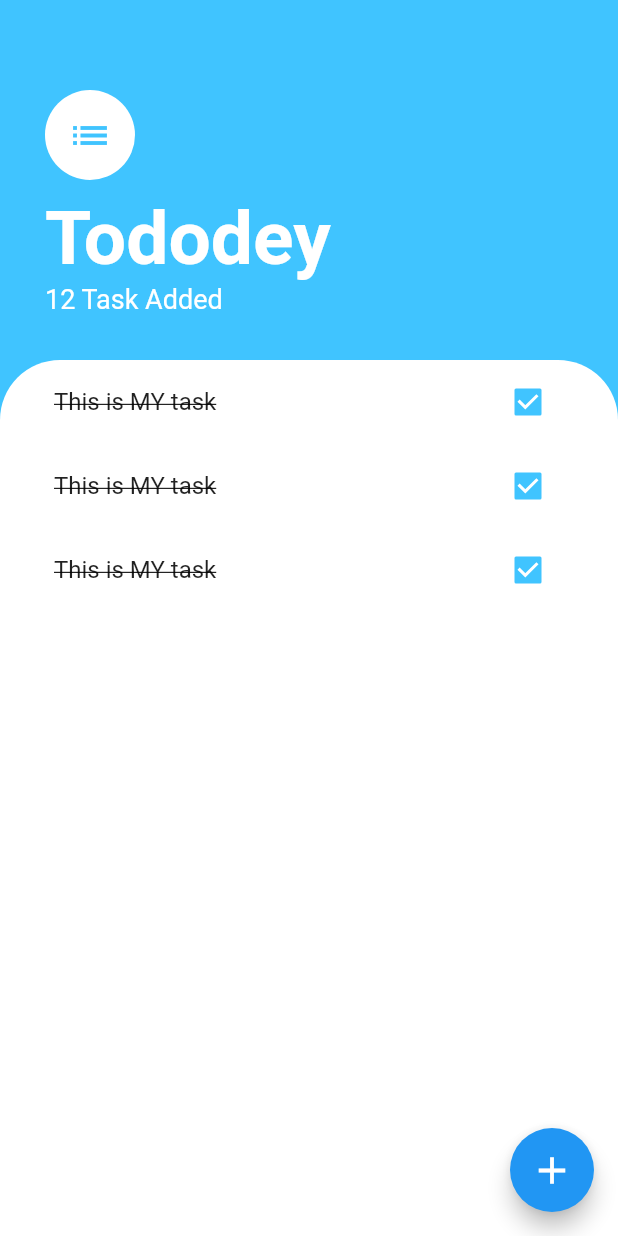
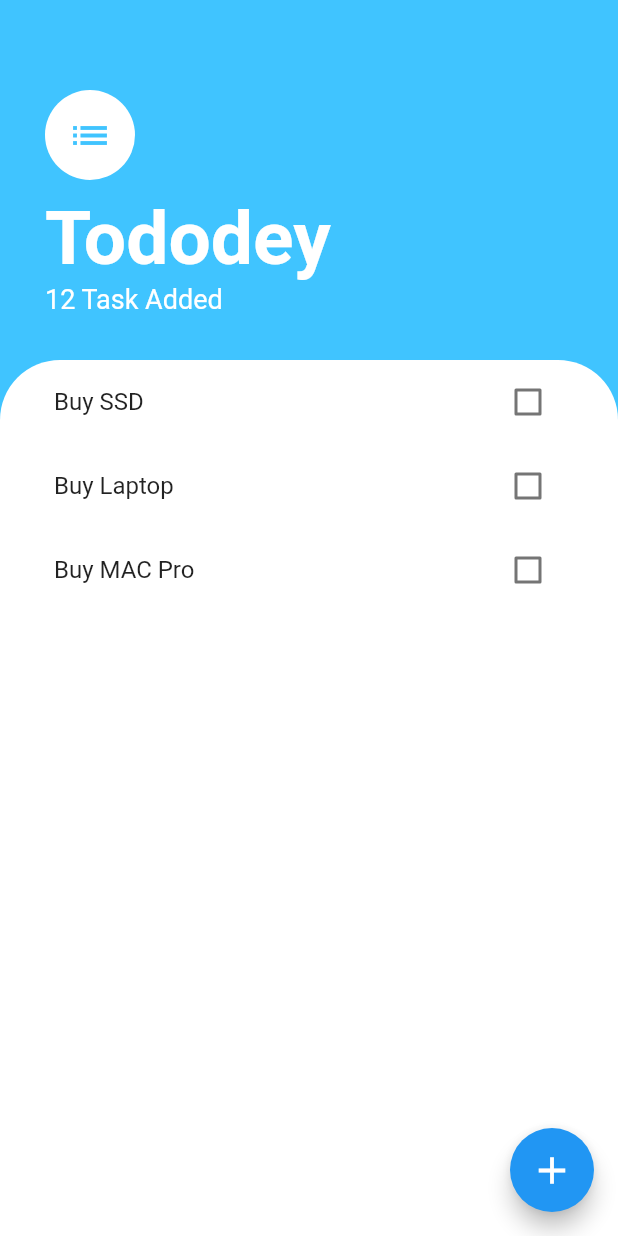
Before and after one commit to Adil-Rangila/todoey_flutter, a Flutter app: the screen it shows after launch, on a phone screen of 412 x 824 dp. Run offline on Flutter 3.47's test engine with Material 2 defaults, Android fonts, the phone set to English and light mode, and no system bars.

Commit message:
dynamic list is working

```diff
--- /dev/null
+++ b/lib/models/task.dart
@@ -0,0 +1,10 @@
+class Task {
+  String name;
+  bool isDone;
+
+  Task({this.name, this.isDone = false});
+
+  void toggleDone() {
+    isDone = !isDone;
+  }
+}
--- a/lib/widgest/list_task.dart
+++ b/lib/widgest/list_task.dart
@@ -1,16 +1,34 @@
 import 'package:flutter/material.dart';
+import 'list_tile.dart';
+import 'package:todoey_flutter/models/task.dart';
 
-import 'list_tile.dart';
+class ListViewTask extends StatefulWidget {
+  @override
+  _ListViewTaskState createState() => _ListViewTaskState();
+}
 
-class ListViewTask extends StatelessWidget {
+class _ListViewTaskState extends State<ListViewTask> {
+  List<Task> tasks = [
+    Task(name: 'Buy SSD'),
+    Task(name: 'Buy Laptop'),
+    Task(name: 'Buy MAC Pro'),
+  ];
+
   @override
   Widget build(BuildContext context) {
-    return ListView(
-      children: <Widget>[
-        ListTileTask(),
-        ListTileTask(),
-        ListTileTask(),
-      ],
+    return ListView.builder(
+      itemBuilder: (context, index) {
+        return ListTileTask(
+          taskTitle: tasks[index].name,
+          isChecked: tasks[index].isDone,
+          checkBoxCallBack: (checked) {
+            setState(() {
+              tasks[index].toggleDone();
+            });
+          },
+        );
+      },
+      itemCount: tasks.length,
     );
   }
 }
--- a/lib/widgest/list_tile.dart
+++ b/lib/widgest/list_tile.dart
@@ -1,45 +1,25 @@
 import 'package:flutter/material.dart';
 
-class ListTileTask extends StatefulWidget {
-  @override
-  _ListTileTaskState createState() => _ListTileTaskState();
-}
+class ListTileTask extends StatelessWidget {
+  final String taskTitle;
+  final bool isChecked;
+  final Function checkBoxCallBack;
 
-class _ListTileTaskState extends State<ListTileTask> {
-  bool isChecked = true;
+  ListTileTask({this.taskTitle, this.isChecked, this.checkBoxCallBack});
 
   @override
   Widget build(BuildContext context) {
     return ListTile(
       title: Text(
-        'This is MY task',
+        taskTitle,
         style: TextStyle(
             decoration: isChecked ? TextDecoration.lineThrough : null),
       ),
-      trailing: TaskCheckBox(
-        checkBoxState: isChecked,
-        toggleCheckBox: (bool newValue) {
-          setState(() {
-            isChecked = newValue;
-          });
-        },
+      trailing: Checkbox(
+        value: isChecked,
+        activeColor: Colors.lightBlueAccent,
+        onChanged: checkBoxCallBack,
       ),
     );
   }
 }
-
-class TaskCheckBox extends StatelessWidget {
-  final bool checkBoxState;
-  final Function toggleCheckBox;
-
-  TaskCheckBox({this.checkBoxState, this.toggleCheckBox});
-
-  @override
-  Widget build(BuildContext context) {
-    return Checkbox(
-      value: checkBoxState,
-      activeColor: Colors.lightBlueAccent,
-      onChanged: toggleCheckBox,
-    );
-  }
-}
```
